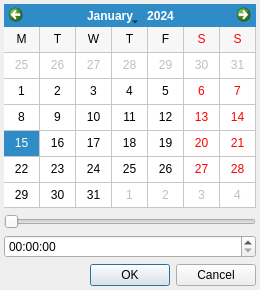
Qt form qeframeworkSup/project/widgets/QEPvLoadSave/QEPvLoadSaveTimeDialog.ui (qtepics/qeframework) before a commit.
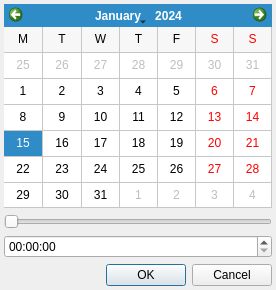
The same form after that commit.

Commit message: StripChart time dialog - make minimum calendar widget sizes a bit larger, and also make the widgets stretch as the form is stretched. Also do similar to PV Load Save time selection dialog.

The edit to the form file:
```diff
--- a/qeframeworkSup/project/widgets/QEPvLoadSave/QEPvLoadSaveTimeDialog.ui
+++ b/qeframeworkSup/project/widgets/QEPvLoadSave/QEPvLoadSaveTimeDialog.ui
@@ -6,7 +6,7 @@
    <rect>
     <x>0</x>
     <y>0</y>
-    <width>260</width>
+    <width>276</width>
     <height>290</height>
    </rect>
   </property>
@@ -21,16 +21,10 @@
     <widget class="QFrame" name="frame">
      <property name="minimumSize">
       <size>
-       <width>260</width>
+       <width>276</width>
        <height>290</height>
       </size>
      </property>
-     <property name="maximumSize">
-      <size>
-       <width>266</width>
-       <height>300</height>
-      </size>
-     </property>
      <layout class="QVBoxLayout" name="verticalLayout">
       <property name="margin">
        <number>4</number>
```
Left out of the diff: 22 changed lines with no effect on the pictures. The commit also changes 1 other file.
